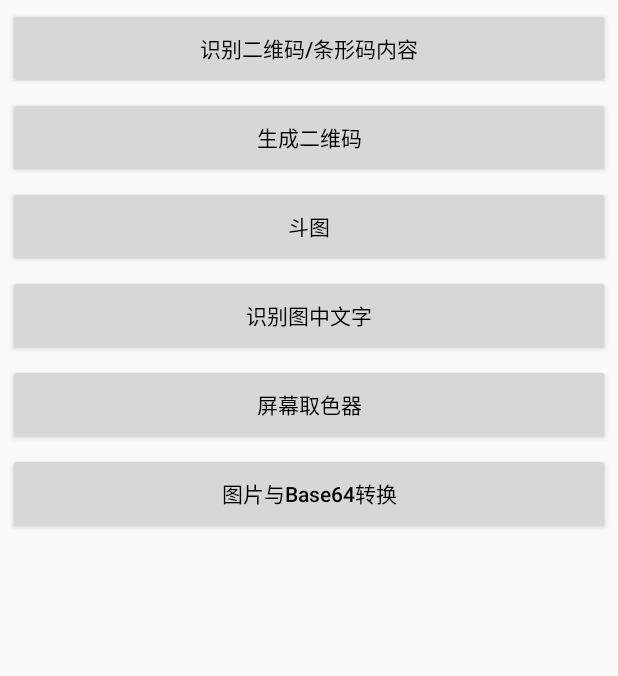
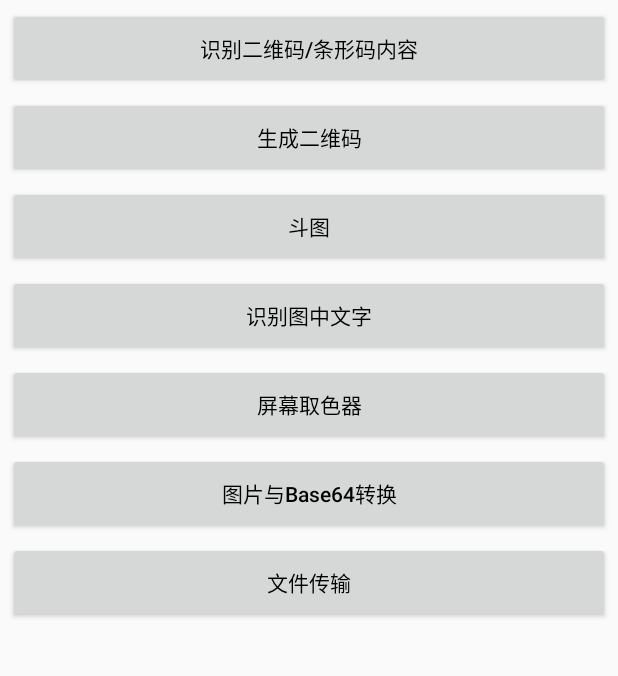
Before and after one commit to mzc6838/QRScanner, an Android app: the screen it shows after launch (MainActivity), on a phone screen of 412 x 824 dp, the part 84-760 px from its top. Run offline under Robolectric (Android 15) with nearby library versions, the phone set to English and light mode, and no system bars; libraries missing offline, so code that uses them is left out: com.tencent.connect, com.tencent.tauth; pictures from the network do not load.

```diff
--- a/app/src/main/AndroidManifest.xml
+++ b/app/src/main/AndroidManifest.xml
@@ -50,6 +50,9 @@
             android:name=".activity.ConvertWithBase64"
             android:parentActivityName=".activity.MainActivity" />
         <activity
+            android:name=".activity.TransferActivity"
+            android:parentActivityName=".activity.MainActivity" />
+        <activity
             android:name="com.tencent.tauth.AuthActivity"
             android:launchMode="singleTask"
             android:noHistory="true">
--- a/app/src/main/java/xyz/mzc6838/qrscanner/activity/MainActivity.java
+++ b/app/src/main/java/xyz/mzc6838/qrscanner/activity/MainActivity.java
@@ -41,7 +41,8 @@ public class MainActivity extends Activity {
             fightImg,
             createQRCode,
             colorPicker,
-            convertWithBase64;
+            convertWithBase64,
+            transfer;
 
     Toolbar mainToolbar;
 
@@ -66,6 +67,8 @@ public class MainActivity extends Activity {
         createQRCode = findViewById(R.id.createQRCode);
         colorPicker = findViewById(R.id.colorPickerButton);
         convertWithBase64 = findViewById(R.id.convertWithBase64);
+        transfer = findViewById(R.id.transfer);
+
         mainToolbar = findViewById(R.id.mainToolbar);
 
         //AssetManager assetManager = getAssets();
@@ -151,6 +154,11 @@ public class MainActivity extends Activity {
 
         convertWithBase64.setOnClickListener((v)->{
             Intent intent = new Intent(MainActivity.this, ConvertWithBase64.class);
+            this.startActivity(intent);
+        });
+
+        transfer.setOnClickListener((v)->{
+            Intent intent = new Intent(MainActivity.this, TransferActivity.class);
             this.startActivity(intent);
         });
 
--- a/app/src/main/res/layout/activity_main.xml
+++ b/app/src/main/res/layout/activity_main.xml
@@ -75,6 +75,15 @@
         android:layout_marginEnd="5dp"
         android:text="图片与Base64转换" />
 
+    <Button
+        android:id="@+id/transfer"
+        android:layout_width="match_parent"
+        android:layout_height="54dp"
+        android:layout_marginStart="5dp"
+        android:layout_marginTop="5dp"
+        android:layout_marginEnd="5dp"
+        android:text="文件传输" />
+
 </LinearLayout>
 
     <ImageView
```
Also changed, not shown: app/src/main/java/xyz/mzc6838/qrscanner/activity/FightImgActivity.java (+2 -5 lines), app/src/main/java/xyz/mzc6838/qrscanner/activity/TransferActivity.java (added, +56 -0 lines), app/src/main/res/layout/activity_transfer.xml (added, +15 -0 lines).
